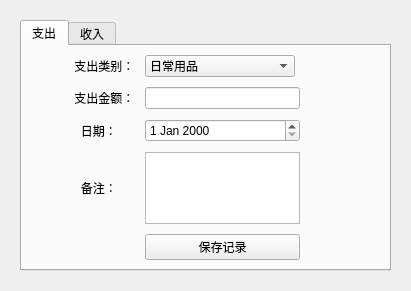
The window that FileManagement/Accounting.ui (hhyvs111/FileManagement) describes before a commit, drawn with Qt 5.
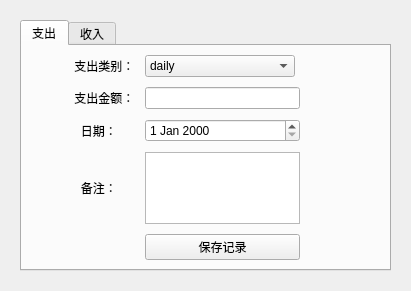
The same window after the commit.

The edit to the form file:
```diff
--- a/FileManagement/Accounting.ui
+++ b/FileManagement/Accounting.ui
@@ -99,7 +99,7 @@
            </property>
            <item>
             <property name="text">
-             <string>日常用品</string>
+             <string>daily</string>
             </property>
            </item>
            <item>
```
Left out of the diff: 6 changed lines with no effect on the pictures.
